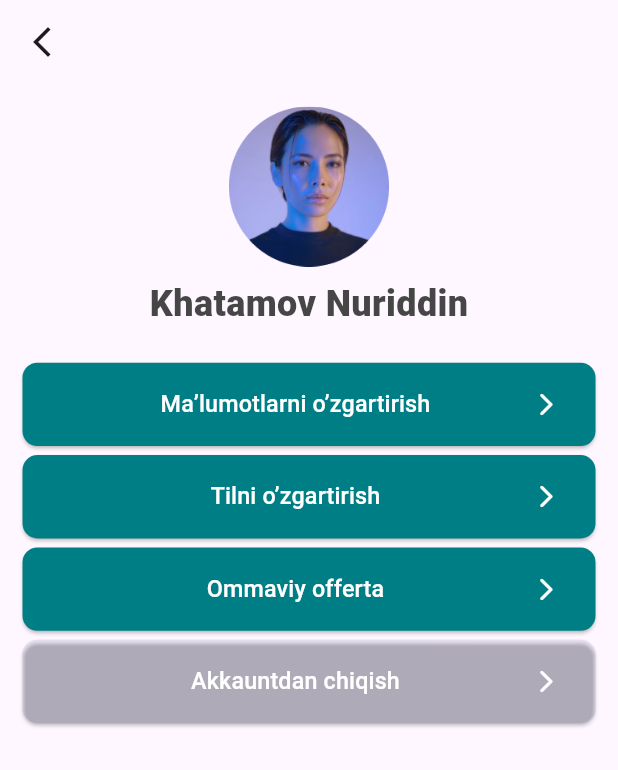
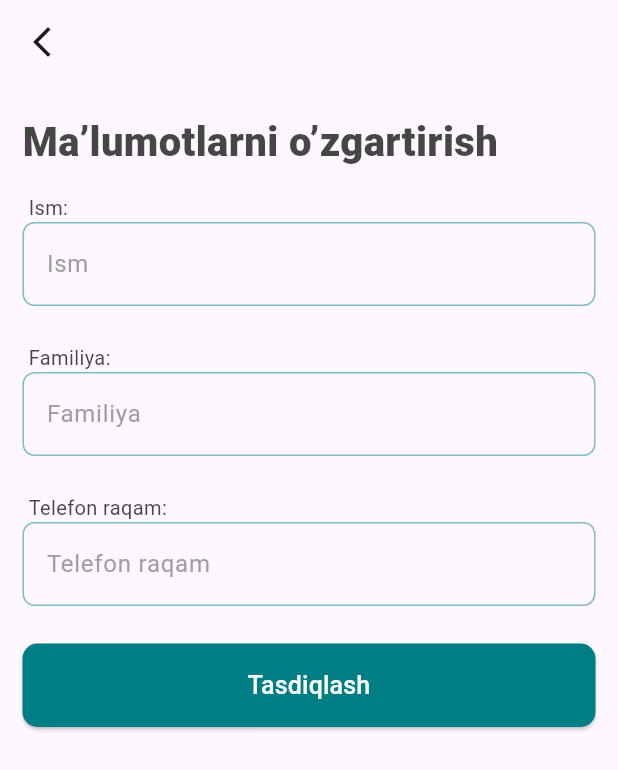
Before and after one commit to Bakhodir95/client, a Flutter app: the ProfileScreen screen opened directly, after a tap on "Ma’lumotlarni o’zgartirish", on a phone screen of 412 x 824 dp. Shown: the top 770 px of the screen. Run offline on Flutter 3.47's test engine with Material 3 defaults, Android fonts, the phone set to English and light mode, and no system bars; our stand-ins replace flutter_screenutil, flutter_svg, gap.

Commit message:
main_screen_almost_done

```diff
--- a/lib/main.dart
+++ b/lib/main.dart
@@ -19,7 +19,7 @@ class MyApp extends StatelessWidget {
       designSize: const Size(360, 741),
       child: MaterialApp(
         debugShowCheckedModeBanner: false,
-        home: ProfileScreen(),
+        home: SignUpScreen(),
       ),
     );
   }
--- a/lib/utils/app_constants/app_colors.dart
+++ b/lib/utils/app_constants/app_colors.dart
@@ -5,8 +5,17 @@ class AppColors {
   static const Color green = Color(0xFF007E85);
   static const Color greenWhite = Color(0x1A007E85);
   static const Color darkBlack = Color(0x0E0E0E99);
+  static const Color darkWhiteBlack = Color(0x000000B2);
+  static Color whiteGrey = const Color.fromRGBO(36, 36, 36, 0.85);
+  static Color whiteGrey2 = const Color.fromRGBO(0, 0, 0, 0.4);
+  static Color whiteGrey3 = const Color.fromRGBO(0, 0, 0, 0.5);
+
+  static Color whiteGreen = const Color.fromRGBO(0, 126, 133, 0.1);
+  static Color whiteGreen2 = const Color.fromRGBO(0, 126, 133, 0.2);
 
   static const Color lightBlack = Color.fromRGBO(27, 27, 27, 0.74);
   static const Color whiteBlack = Color.fromRGBO(51, 51, 51, 0.9);
   static const Color textBorederColor = Color.fromRGBO(0, 126, 133, 0.5);
+  static const Color background3 = Color.fromRGBO(0, 126, 133, 0.12);
+  static const Color background4 = Color.fromRGBO(0, 126, 133, 0.12);
 }
--- /dev/null
+++ b/lib/views/screens/change_info_screen.dart
@@ -0,0 +1,96 @@
+import 'package:client/main.dart';
+import 'package:client/utils/app_constants/app_colors.dart';
+import 'package:client/views/widgets/custom_textfield.dart';
+import 'package:client/views/widgets/universal_button_widget.dart';
+import 'package:flutter/material.dart';
+import 'package:flutter_screenutil/flutter_screenutil.dart';
+import 'package:gap/gap.dart';
+
+class ChangeInfoScreen extends StatelessWidget {
+  ChangeInfoScreen({super.key});
+  final _firstNameController = TextEditingController();
+  final _lastNameController = TextEditingController();
+  final _phoneController = TextEditingController();
+
+  @override
+  Widget build(BuildContext context) {
+    return Scaffold(
+      appBar: AppBar(
+        leading: IconButton(
+            onPressed: () {
+              Navigator.pop(context);
+            },
+            icon: const Icon(Icons.arrow_back_ios_new_outlined)),
+      ),
+      body: Padding(
+        padding: const EdgeInsets.symmetric(vertical: 20, horizontal: 15),
+        child: Column(
+          crossAxisAlignment: CrossAxisAlignment.start,
+          children: [
+            Text(
+              "Ma’lumotlarni o’zgartirish",
+              style: TextStyle(
+                  fontWeight: FontWeight.w800,
+                  fontSize: 24.sp,
+                  color: AppColors.whiteBlack),
+            ),
+            const Gap(15),
+            Padding(
+              padding: const EdgeInsets.only(left: 4),
+              child: Text(
+                "Ism:",
+                style: TextStyle(
+                    fontWeight: FontWeight.w400,
+                    fontSize: 12.sp,
+                    color: AppColors.whiteBlack),
+              ),
+            ),
+            CustomTextfield(
+              hintText: "Ism",
+              controller: _firstNameController,
+            ),
+            const Gap(25),
+            Padding(
+              padding: const EdgeInsets.only(left: 4),
+              child: Text(
+                "Familiya:",
+                style: TextStyle(
+                    fontWeight: FontWeight.w400,
+                    fontSize: 12.sp,
+                    color: AppColors.whiteBlack),
+              ),
+            ),
+            CustomTextfield(
+              hintText: "Familiya",
+              controller: _lastNameController,
+            ),
+            const Gap(25),
+            Padding(
+              padding: const EdgeInsets.only(left: 4),
+              child: Text(
+                "Telefon raqam:",
+                style: TextStyle(
+                    fontWeight: FontWeight.w400,
+                    fontSize: 12.sp,
+                    color: AppColors.whiteBlack),
+              ),
+            ),
+            CustomTextfield(
+              hintText: "Telefon raqam",
+              controller: _phoneController,
+            ),
+            const Gap(25),
+            UniversalButtonWidget(
+                function: () {},
+                color: null,
+                child: Text(
+                  "Tasdiqlash",
+                  style:
+                      TextStyle(fontWeight: FontWeight.w500, fontSize: 15.sp),
+                ))
+          ],
+        ),
+      ),
+    );
+  }
+}
--- a/lib/views/screens/confirmation_screen.dart
+++ b/lib/views/screens/confirmation_screen.dart
@@ -1,4 +1,5 @@
 import 'package:client/utils/app_constants/app_colors.dart';
+import 'package:client/views/screens/main_screen.dart';
 import 'package:client/views/screens/sign_up_screen.dart';
 import 'package:client/views/widgets/custom_textfield.dart';
 import 'package:client/views/widgets/universal_button_widget.dart';
@@ -83,7 +84,7 @@ class ConfirmationScreen extends StatelessWidget {
               UniversalButtonWidget(
                 function: () {
                   Navigator.pushReplacement(context,
-                      MaterialPageRoute(builder: (ctx) => SignUpScreen()));
+                      MaterialPageRoute(builder: (ctx) => MainScreen()));
                 },
                 color: null,
                 child: Text(
--- a/lib/views/screens/profile_screen.dart
+++ b/lib/views/screens/profile_screen.dart
@@ -1,5 +1,7 @@
 import 'package:client/utils/app_constants/app_colors.dart';
+import 'package:client/views/screens/change_info_screen.dart';
 import 'package:client/views/screens/language_screen.dart';
+import 'package:client/views/screens/sign_up_screen.dart';
 import 'package:client/views/widgets/universal_button_widget.dart';
 import 'package:flutter/material.dart';
 import 'package:flutter_screenutil/flutter_screenutil.dart';
@@ -38,7 +40,10 @@ class ProfileScreen extends StatelessWidget {
                 ),
               ),
               UniversalButtonWidget(
-                function: () {},
+                function: () {
+                  Navigator.push(context,
+                      MaterialPageRoute(builder: (ctx) => ChangeInfoScreen()));
+                },
                 color: null,
                 child: Row(
                   mainAxisAlignment: MainAxisAlignment.spaceBetween,
@@ -118,7 +123,10 @@ class ProfileScreen extends StatelessWidget {
               ),
               const Gap(6),
               UniversalButtonWidget(
-                function: () {},
+                function: () {
+                  Navigator.push(context,
+                      MaterialPageRoute(builder: (ctx) => SignUpScreen()));
+                },
                 color: AppColors.darkBlack,
                 child: Row(
                   mainAxisAlignment: MainAxisAlignment.spaceBetween,
```
Also changed, not shown: lib/views/screens/main_screen.dart (added, +348 -0 lines), lib/views/widgets/underline.dart (added, +20 -0 lines), assets/images/virus.png (added), assets/images/visible.png (added), assets/svgs/calendar.svg (added), assets/svgs/pageview.svg (added).
